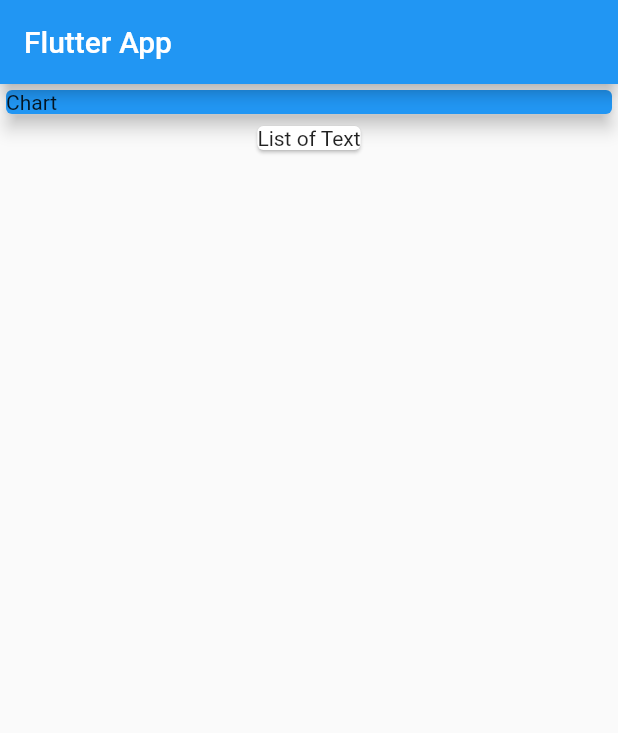
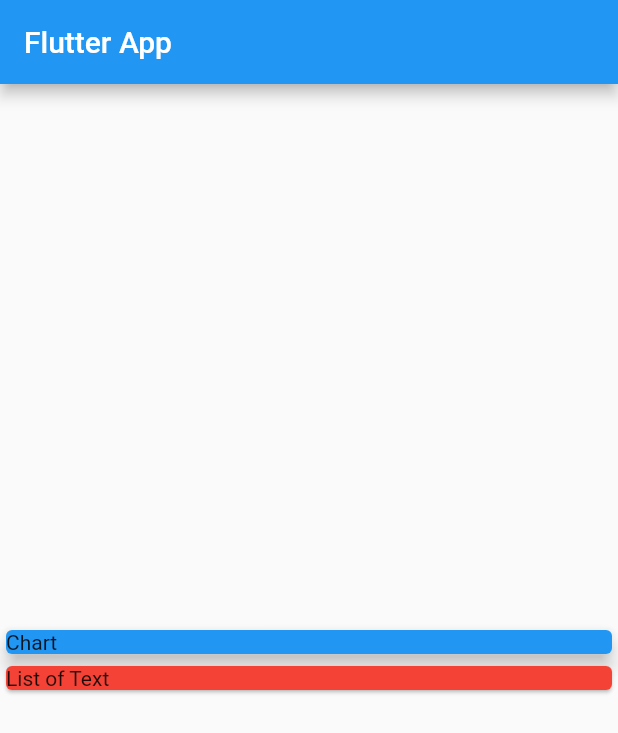
Before and after one commit to hichemBA67/expenses-app, a Flutter app: the screen it shows after launch, on a phone screen of 412 x 824 dp. Shown: the top 733 px of the screen. Run offline on Flutter 3.47's test engine with Material 2 defaults, Android fonts, the phone set to English and light mode, and no system bars.

Commit message:
Section 3: 74

```diff
--- a/lib/main.dart
+++ b/lib/main.dart
@@ -19,7 +19,10 @@ class MyHomePage extends StatelessWidget {
       appBar: AppBar(
         title: Text('Flutter App'),
       ),
-      body: Column(children: <Widget>[
+      body: Column(
+          mainAxisAlignment: MainAxisAlignment.center,
+          crossAxisAlignment: CrossAxisAlignment.stretch,
+          children: <Widget>[
             Container(
               width: double.infinity,
               child: Card(
@@ -31,6 +34,7 @@ class MyHomePage extends StatelessWidget {
               ),
             ),
             Card(
+              color: Colors.red,
               child: Text('List of Text'),
             ),
           ]),
```
Lines whose indentation alone changed are shown as unchanged.
